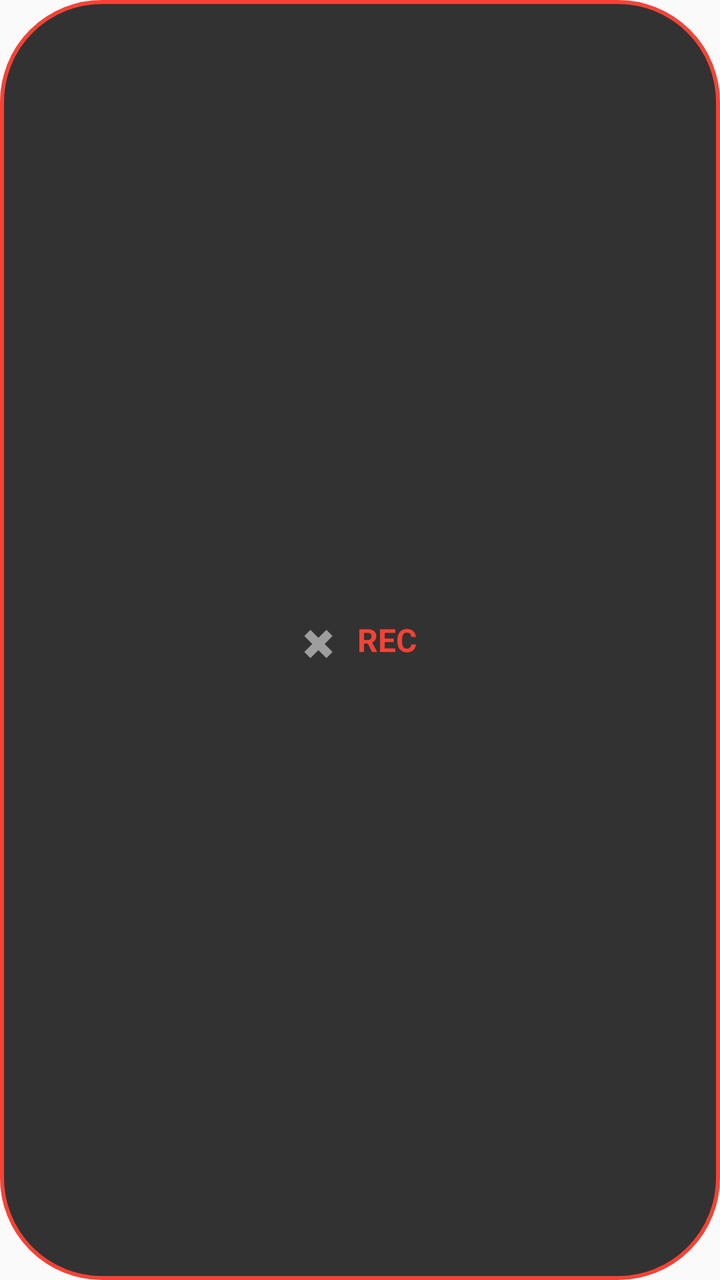
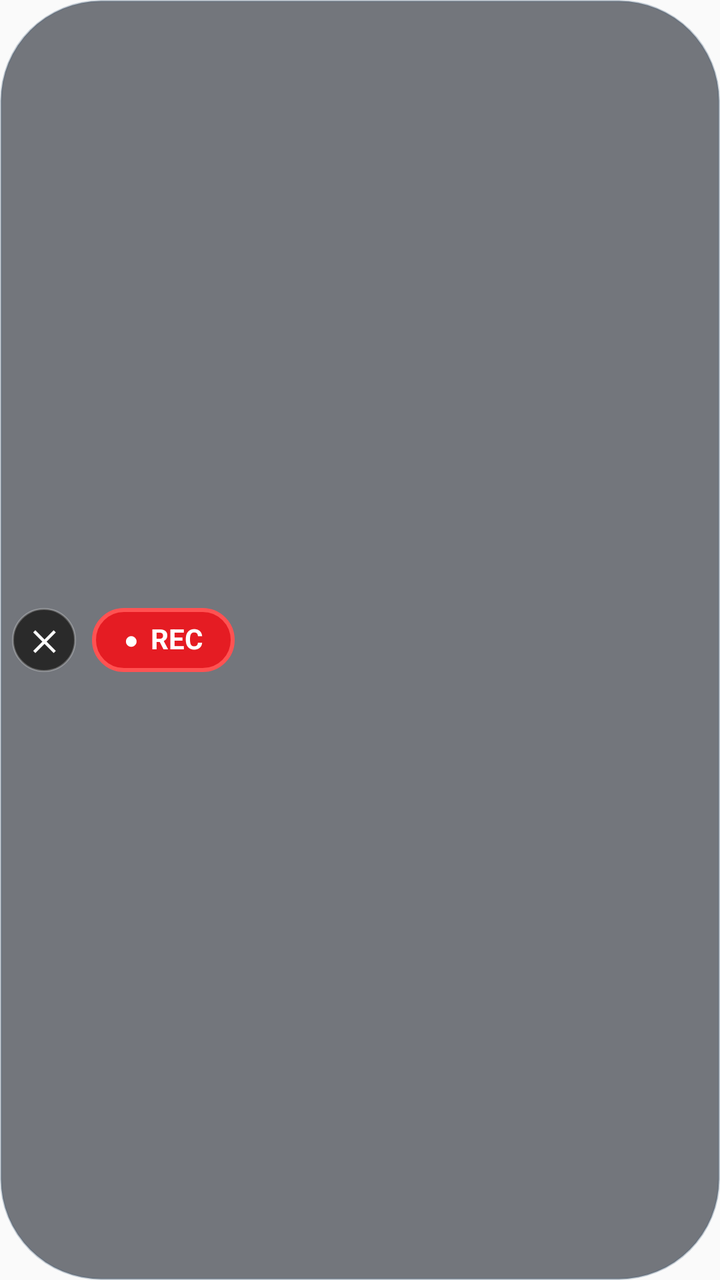

Compare the two renders of this Android layout. The source of the first and the diff that turns it into the second are given below.
<!-- AndroidManifest.xml: application theme Theme.AppCompat.Light.NoActionBar -->
<!-- res/layout/layout_floating_widget.xml -->
<?xml version="1.0" encoding="utf-8"?>
<LinearLayout xmlns:android="http://schemas.android.com/apk/res/android"
    android:id="@+id/floatingRoot"
    android:layout_width="wrap_content"
    android:layout_height="wrap_content"
    android:background="@drawable/bg_floating"
    android:paddingHorizontal="12dp"
    android:paddingVertical="8dp"
    android:orientation="horizontal"
    android:gravity="center"
    android:elevation="8dp">

    
    <TextView
        android:id="@+id/btnClose"
        android:layout_width="wrap_content"
        android:layout_height="wrap_content"
        android:text="✖"
        android:textColor="#9E9E9E"
        android:textStyle="bold"
        android:textSize="18sp"
        android:paddingEnd="12dp" />

    
    <TextView
        android:id="@+id/tvAction"
        android:layout_width="wrap_content"
        android:layout_height="wrap_content"
        android:text="REC"
        android:textColor="#F44336"
        android:textStyle="bold"
        android:textSize="16sp"/>

    
    <Chronometer
        android:id="@+id/timer"
        android:layout_width="wrap_content"
        android:layout_height="wrap_content"
        android:layout_marginStart="8dp"
        android:textColor="#FFFFFF"
        android:textStyle="bold"
        android:textSize="16sp"
        android:visibility="gone"/>
</LinearLayout>
<!-- resources referenced by this layout -->
<resources>
  <!-- drawable bg_floating (drawable) -->
  <?xml version="1.0" encoding="utf-8"?>
  <shape xmlns:android="http://schemas.android.com/apk/res/android" android:shape="rectangle">
      
      <corners android:radius="50dp"/>
      
      <solid android:color="#CC000000"/>
      
      <stroke android:width="2dp" android:color="#F44336"/>
  </shape>
</resources>

<!-- the commit's change to res/layout/layout_floating_widget.xml (unified diff, before → after) -->
@@ -3,42 +3,69 @@
     android:id="@+id/floatingRoot"
     android:layout_width="wrap_content"
     android:layout_height="wrap_content"
-    android:background="@drawable/bg_floating"
-    android:paddingHorizontal="12dp"
-    android:paddingVertical="8dp"
+    android:background="@drawable/bg_floating_glass"
+    android:paddingHorizontal="6dp"
+    android:paddingVertical="6dp"
     android:orientation="horizontal"
-    android:gravity="center"
-    android:elevation="8dp">
+    android:gravity="center_vertical"
+    android:elevation="10dp">
 
     
     <TextView
         android:id="@+id/btnClose"
-        android:layout_width="wrap_content"
-        android:layout_height="wrap_content"
-        android:text="✖"
-        android:textColor="#9E9E9E"
+        android:layout_width="32dp"
+        android:layout_height="32dp"
+        android:background="@drawable/bg_close_btn"
+        android:gravity="center"
+        android:text="✕"
+        android:textColor="#FFFFFF"
+        android:textSize="14sp"
         android:textStyle="bold"
-        android:textSize="18sp"
-        android:paddingEnd="12dp" />
+        android:layout_marginEnd="8dp"/>
 
     
-    <TextView
-        android:id="@+id/tvAction"
+    <LinearLayout
+        android:id="@+id/btnAction"
         android:layout_width="wrap_content"
-        android:layout_height="wrap_content"
-        android:text="REC"
-        android:textColor="#F44336"
-        android:textStyle="bold"
-        android:textSize="16sp"/>
+        android:layout_height="32dp"
+        android:background="@drawable/bg_rec_btn"
+        android:paddingHorizontal="16dp"
+        android:gravity="center"
+        android:orientation="horizontal">
 
-    
-    <Chronometer
-        android:id="@+id/timer"
-        android:layout_width="wrap_content"
-        android:layout_height="wrap_content"
-        android:layout_marginStart="8dp"
-        android:textColor="#FFFFFF"
-        android:textStyle="bold"
-        android:textSize="16sp"
-        android:visibility="gone"/>
+        
+        <TextView
+            android:id="@+id/tvDot"
+            android:layout_width="wrap_content"
+            android:layout_height="wrap_content"
+            android:text="●"
+            android:textColor="#FFFFFF"
+            android:textSize="12sp"
+            android:layout_marginEnd="6dp"
+            android:includeFontPadding="false"/>
+
+        
+        <TextView
+            android:id="@+id/tvAction"
+            android:layout_width="wrap_content"
+            android:layout_height="wrap_content"
+            android:text="REC"
+            android:textColor="#FFFFFF"
+            android:textSize="14sp"
+            android:textStyle="bold"
+            android:includeFontPadding="false"/>
+            
+        
+        <Chronometer
+            android:id="@+id/timer"
+            android:layout_width="wrap_content"
+            android:layout_height="wrap_content"
+            android:layout_marginStart="6dp"
+            android:textColor="#FFFFFF"
+            android:textSize="14sp"
+            android:textStyle="bold"
+            android:visibility="gone"
+            android:includeFontPadding="false"/>
+            
+    </LinearLayout>
 </LinearLayout>
<!-- resource entries referenced after the edit -->
@@ -1,14 +1,30 @@
 <!-- resources referenced by this layout -->
 <resources>
-  <!-- drawable bg_floating (drawable) -->
+  <!-- drawable bg_close_btn (drawable) -->
+  <?xml version="1.0" encoding="utf-8"?>
+  <shape xmlns:android="http://schemas.android.com/apk/res/android" android:shape="oval">
+      
+      <solid android:color="#2A2A2A"/>
+      
+      <stroke android:width="1dp" android:color="#40FFFFFF"/>
+  </shape>
+  <!-- drawable bg_floating_glass (drawable) -->
   <?xml version="1.0" encoding="utf-8"?>
   <shape xmlns:android="http://schemas.android.com/apk/res/android" android:shape="rectangle">
-      
       <corners android:radius="50dp"/>
       
-      <solid android:color="#CC000000"/>
+      <solid android:color="#991A1E29"/>
       
-      <stroke android:width="2dp" android:color="#F44336"/>
+      <stroke android:width="1dp" android:color="#4D4D6680"/>
+  </shape>
+  <!-- drawable bg_rec_btn (drawable) -->
+  <?xml version="1.0" encoding="utf-8"?>
+  <shape xmlns:android="http://schemas.android.com/apk/res/android" android:shape="rectangle">
+      <corners android:radius="50dp"/>
+      
+      <solid android:color="#E51C23"/>
+      
+      <stroke android:width="2dp" android:color="#FF5252"/>
   </shape>
 </resources>
 
